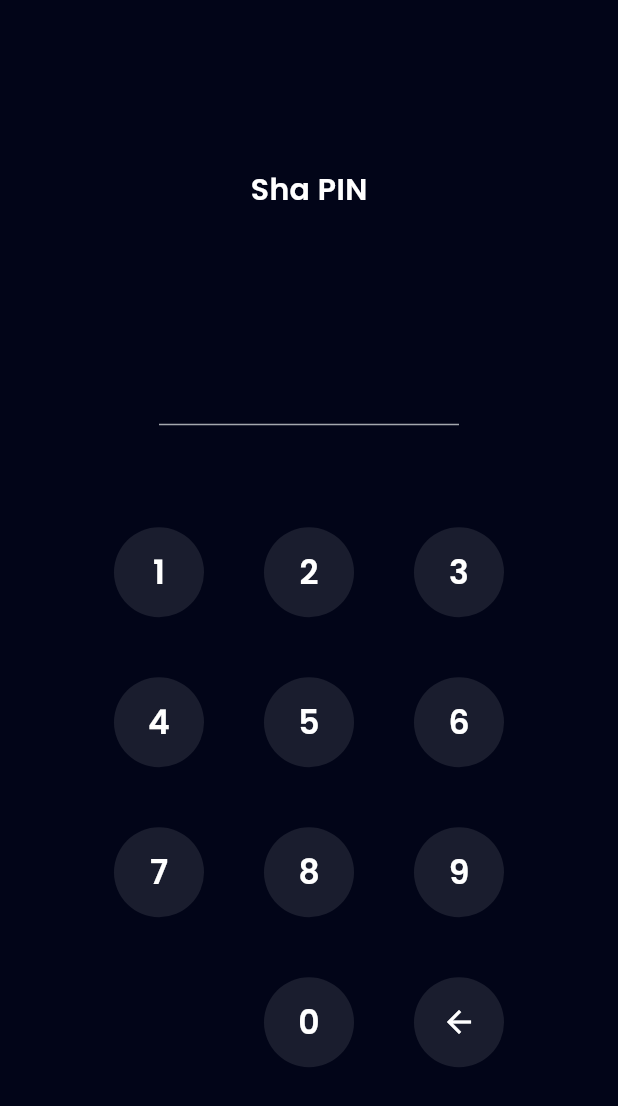
After one commit to DimassRfyy/SHA-EwalletApp, a Flutter app: the PinPage screen opened by its route, after a tap on the "arrow back" icon, on a phone screen of 412 x 824 dp. The commit adds this screen. Shown: the top 1106 px of the screen. Run offline on Flutter 3.47's test engine with Material 3 defaults, Android fonts, the phone set to English and light mode, and no system bars; our stand-ins replace carousel_slider, google_fonts.

Commit message:
Add PinPage and integrate navigation from ProfilePage

```diff
--- a/lib/main.dart
+++ b/lib/main.dart
@@ -1,6 +1,7 @@
 import 'package:flutter/material.dart';
 import 'package:flutter_sha/shared/theme.dart';
 import 'package:flutter_sha/ui/pages/home_page.dart';
+import 'package:flutter_sha/ui/pages/pin_page.dart';
 import 'package:flutter_sha/ui/pages/profile_page.dart';
 import 'package:flutter_sha/ui/pages/sign_in_page.dart';
 import 'package:flutter_sha/ui/pages/sign_up_page.dart';
@@ -41,6 +42,7 @@ class MyApp extends StatelessWidget {
         '/sign-up-success': (context) => const SignUpSuccessPage(),
         '/home': (context) => const HomePage(),
         '/profile': (context) => const ProfilePage(),
+        '/pin': (context) => const PinPage(),
       },
     );
   }
--- /dev/null
+++ b/lib/ui/pages/pin_page.dart
@@ -0,0 +1,138 @@
+import 'package:flutter/material.dart';
+import 'package:flutter_sha/shared/theme.dart';
+import 'package:flutter_sha/ui/widgets/buttons.dart';
+
+class PinPage extends StatefulWidget {
+  const PinPage({super.key});
+
+  @override
+  _PinPageState createState() => _PinPageState();
+}
+
+class _PinPageState extends State<PinPage> {
+  final TextEditingController _pinController = TextEditingController();
+
+  void _onButtonPressed(String value) {
+    if (_pinController.text.length < 6) {
+      setState(() {
+        _pinController.text += value;
+      });
+    }
+  }
+
+  @override
+  Widget build(BuildContext context) {
+    return Scaffold(
+      backgroundColor: darkBackgroundColor,
+      body: Center(
+        child: Padding(
+          padding: const EdgeInsets.symmetric(horizontal: 58),
+          child: Column(
+            mainAxisAlignment: MainAxisAlignment.center,
+            children: [
+              Text(
+                'Sha PIN',
+                style: whiteTextStyle.copyWith(
+                  fontSize: 20,
+                  fontWeight: semiBold,
+                ),
+              ),
+              const SizedBox(height: 72),
+              SizedBox(
+                width: 200,
+                child: TextFormField(
+                  controller: _pinController,
+                  obscureText: true,
+                  enabled: false,
+                  cursorColor: grayColor,
+                  obscuringCharacter: '*',
+                  style: whiteTextStyle.copyWith(
+                    fontSize: 36,
+                    fontWeight: medium,
+                    letterSpacing: 14,
+                  ),
+                  decoration: InputDecoration(
+                    disabledBorder: UnderlineInputBorder(
+                      borderSide: BorderSide(color: grayColor),
+                    ),
+                  ),
+                ),
+              ),
+              const SizedBox(height: 68),
+              Wrap(
+                spacing: 40,
+                runSpacing: 40,
+                children: [
+                  CustomInputButton(
+                    title: '1',
+                    onTap: () => _onButtonPressed('1'),
+                  ),
+                  CustomInputButton(
+                    title: '2',
+                    onTap: () => _onButtonPressed('2'),
+                  ),
+                  CustomInputButton(
+                    title: '3',
+                    onTap: () => _onButtonPressed('3'),
+                  ),
+                  CustomInputButton(
+                    title: '4',
+                    onTap: () => _onButtonPressed('4'),
+                  ),
+                  CustomInputButton(
+                    title: '5',
+                    onTap: () => _onButtonPressed('5'),
+                  ),
+                  CustomInputButton(
+                    title: '6',
+                    onTap: () => _onButtonPressed('6'),
+                  ),
+                  CustomInputButton(
+                    title: '7',
+                    onTap: () => _onButtonPressed('7'),
+                  ),
+                  CustomInputButton(
+                    title: '8',
+                    onTap: () => _onButtonPressed('8'),
+                  ),
+                  CustomInputButton(
+                    title: '9',
+                    onTap: () => _onButtonPressed('9'),
+                  ),
+                  const SizedBox(width: 60, height: 60),
+                  CustomInputButton(
+                    title: '0',
+                    onTap: () => _onButtonPressed('0'),
+                  ),
+                  GestureDetector(
+                    onTap: () {
+                      setState(() {
+                        if (_pinController.text.isNotEmpty) {
+                          _pinController.text = _pinController.text.substring(
+                            0,
+                            _pinController.text.length - 1,
+                          );
+                        }
+                      });
+                    },
+                    child: Container(
+                      width: 60,
+                      height: 60,
+                      decoration: BoxDecoration(
+                        shape: BoxShape.circle,
+                        color: numberBackgroundColor,
+                      ),
+                      child: Center(
+                        child: Icon(Icons.arrow_back, color: whiteColor),
+                      ),
+                    ),
+                  ),
+                ],
+              ),
+            ],
+          ),
+        ),
+      ),
+    );
+  }
+}
--- a/lib/ui/pages/profile_page.dart
+++ b/lib/ui/pages/profile_page.dart
@@ -62,7 +62,9 @@ class ProfilePage extends StatelessWidget {
                 ProfileMenuItem(
                   iconUrl: 'assets/ic_edit_profile.png',
                   title: 'Edit Profile',
-                  onTap: () {},
+                  onTap: () {
+                    Navigator.pushNamed(context, '/pin');
+                  },
                 ),
                 ProfileMenuItem(
                   iconUrl: 'assets/ic_pin.png',
--- a/lib/ui/widgets/buttons.dart
+++ b/lib/ui/widgets/buttons.dart
@@ -66,3 +66,30 @@ class CustomTexButton extends StatelessWidget {
     );
   }
 }
+
+class CustomInputButton extends StatelessWidget {
+  final String title;
+  final VoidCallback? onTap;
+  const CustomInputButton({super.key, required this.title, this.onTap});
+
+  @override
+  Widget build(BuildContext context) {
+    return GestureDetector(
+      onTap: onTap,
+      child: Container(
+        width: 60,
+        height: 60,
+        decoration: BoxDecoration(
+          shape: BoxShape.circle,
+          color: numberBackgroundColor,
+        ),
+        child: Center(
+          child: Text(
+            title,
+            style: whiteTextStyle.copyWith(fontSize: 22, fontWeight: semiBold),
+          ),
+        ),
+      ),
+    );
+  }
+}
```
